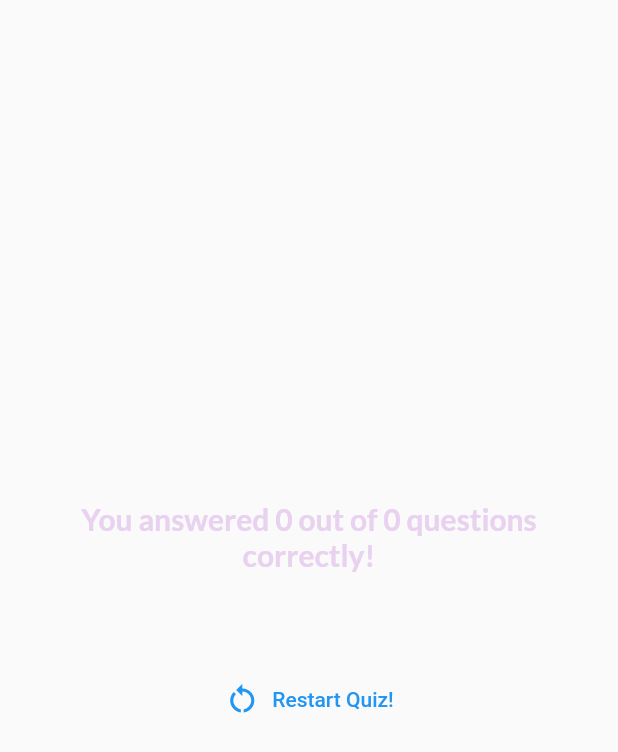
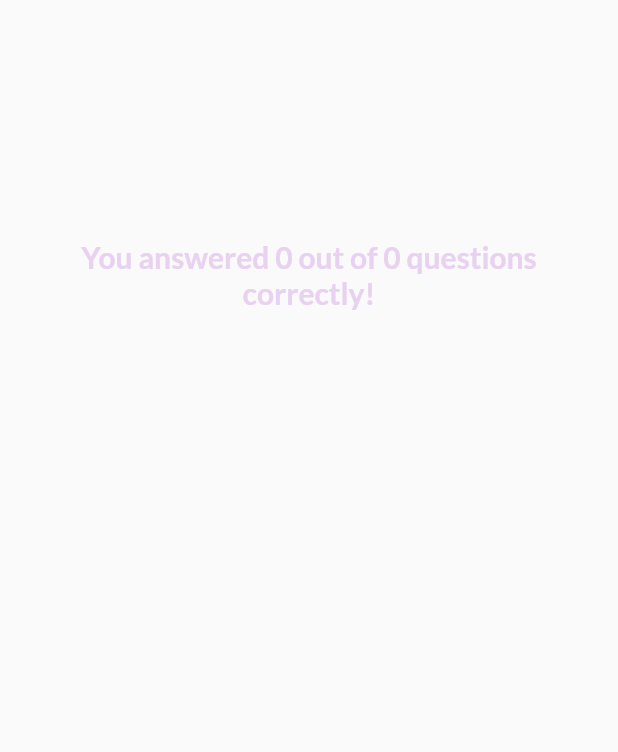
Before and after one commit to ZlinEleven/QuizApp, a Flutter app: the ResultPage widget shown alone on an empty page, opened directly with empty values, on a phone screen of 412 x 824 dp. Shown: the top 752 px of the screen. Run offline on Flutter 3.47's test engine with Material 2 defaults, Android fonts, the phone set to English and light mode, and no system bars; our stand-ins replace google_fonts.

Commit message:
Finished Quiz App

```diff
--- a/lib/questions_summary.dart
+++ b/lib/questions_summary.dart
@@ -8,8 +8,10 @@ class QuestionsSummary extends StatelessWidget {
 
   @override
   Widget build(context) {
-    return Column(
-      mainAxisSize: MainAxisSize.min,
+    return SizedBox(
+      height: 350,
+      child: SingleChildScrollView(
+        child: Column(
           children: summaryData.map(
             (data) {
               return SummaryLayout(
@@ -20,6 +22,8 @@ class QuestionsSummary extends StatelessWidget {
               );
             },
           ).toList(),
+        ),
+      ),
     );
   }
 }
--- a/lib/result_page.dart
+++ b/lib/result_page.dart
@@ -35,10 +35,8 @@ class ResultPage extends StatelessWidget {
     }).length;
 
     return Container(
-      margin: const EdgeInsets.all(40),
-      child: Center(
+      margin: const EdgeInsets.all(45),
       child: Column(
-          mainAxisSize: MainAxisSize.min,
         mainAxisAlignment: MainAxisAlignment.center,
         children: [
           Text(
@@ -59,9 +57,11 @@ class ResultPage extends StatelessWidget {
             },
             icon: const Icon(Icons.restart_alt),
             label: const Text('Restart Quiz!'),
+            style: TextButton.styleFrom(
+              foregroundColor: Colors.white,
+            ),
           ),
         ],
-        ),
       ),
     );
   }
```
Also changed, not shown: lib/blueprints/summary_layout.dart (+39 -4 lines). Lines whose indentation alone changed are shown as unchanged.
